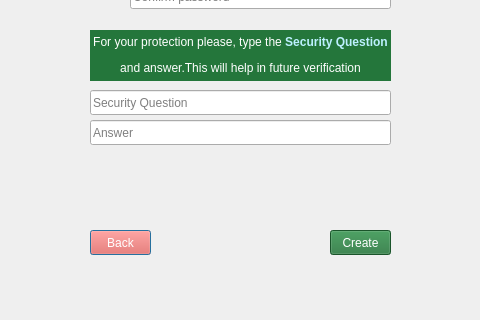
Old version of the form LeonCam/NewProfile.ui in the repository kazimierczak-robert/LeonCam; both pictures show x 160 to 640 and y 280 to 600 of the 800 by 600 pixel window.
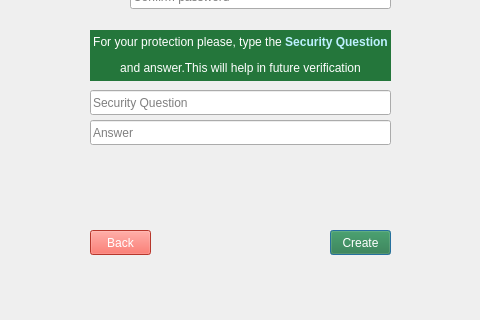
New version of the form. Icons and pictures are not drawn.

Commit message: Ustawienie tabulacji, default i autodefault, enter dla logowania

```diff
--- a/LeonCam/NewProfile.ui
+++ b/LeonCam/NewProfile.ui
@@ -226,6 +226,9 @@
    <property name="text">
     <string>Create</string>
    </property>
+   <property name="default">
+    <bool>true</bool>
+   </property>
   </widget>
   <widget class="QLabel" name="LTip">
    <property name="geometry">
```
Left out of the diff: 9 changed lines with no effect on the pictures. The commit also changes 12 other files.
